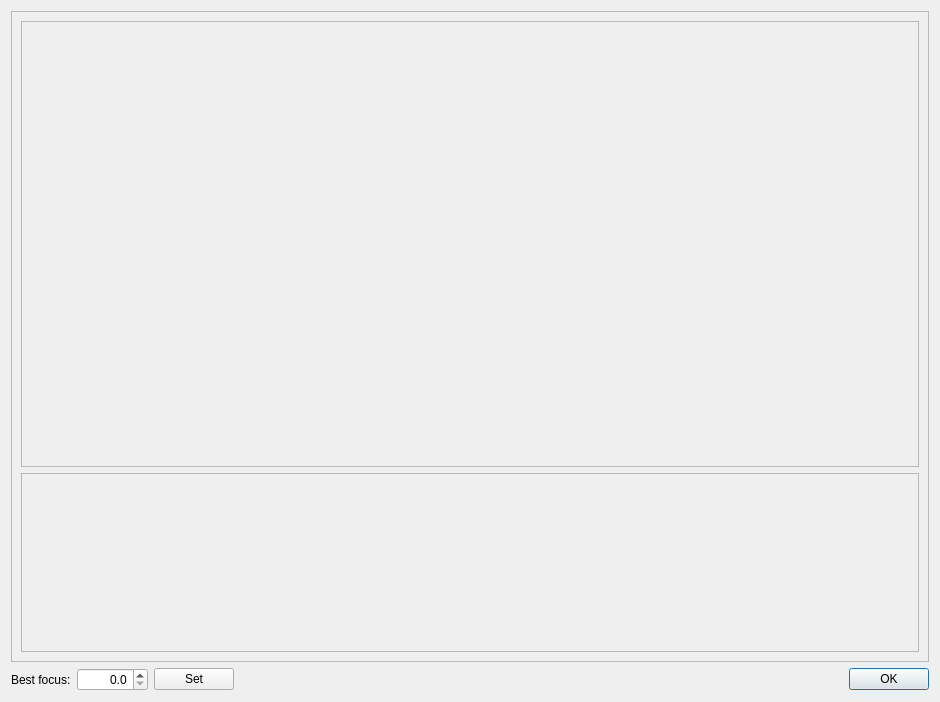
Before: the Qt Designer form focussingCurvePlot.ui in amirych/qwac, drawn with Qt 5.
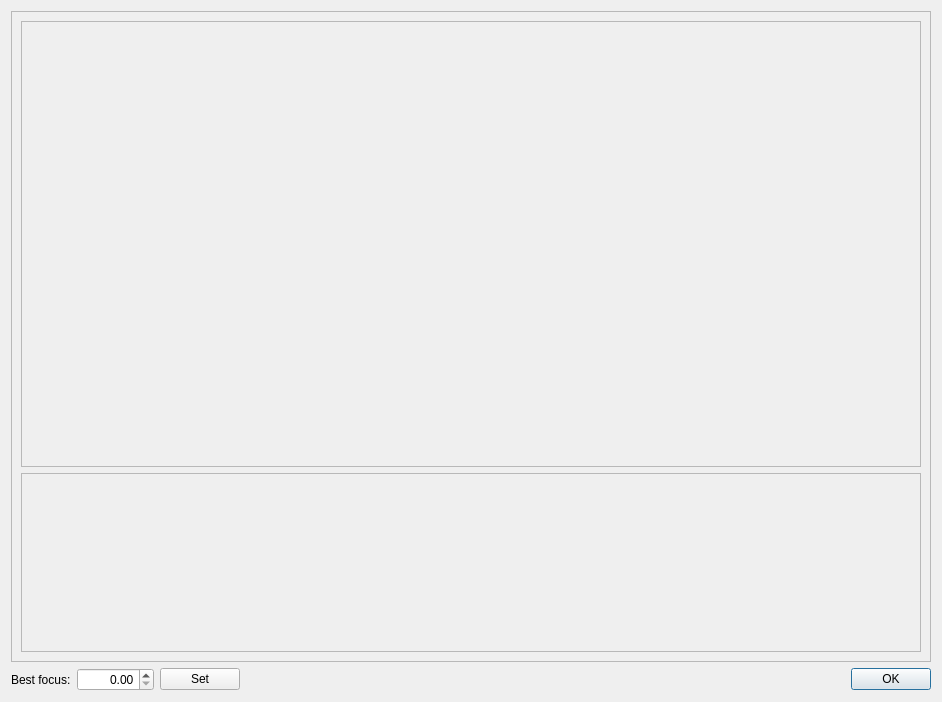
After: the same form once the commit is applied. Custom widgets are drawn as their Qt base class.

The edit to the form file:
```diff
--- a/focussingCurvePlot.ui
+++ b/focussingCurvePlot.ui
@@ -6,7 +6,7 @@
    <rect>
     <x>0</x>
     <y>0</y>
-    <width>940</width>
+    <width>942</width>
     <height>702</height>
    </rect>
   </property>
@@ -74,8 +74,8 @@
           <rect>
            <x>0</x>
            <y>0</y>
-           <width>908</width>
-           <height>175</height>
+           <width>910</width>
+           <height>172</height>
           </rect>
          </property>
         </widget>
@@ -105,7 +105,7 @@
         <set>Qt::AlignRight|Qt::AlignTrailing|Qt::AlignVCenter</set>
        </property>
        <property name="decimals">
-        <number>1</number>
+        <number>2</number>
        </property>
        <property name="maximum">
         <double>10000.000000000000000</double>
```
